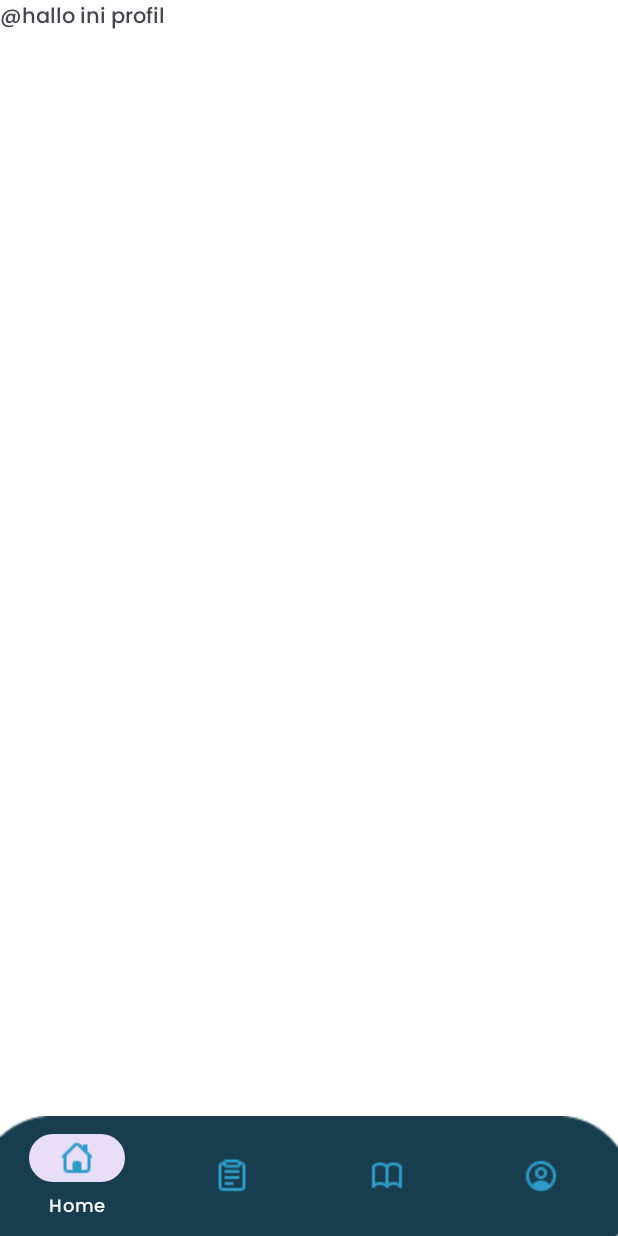
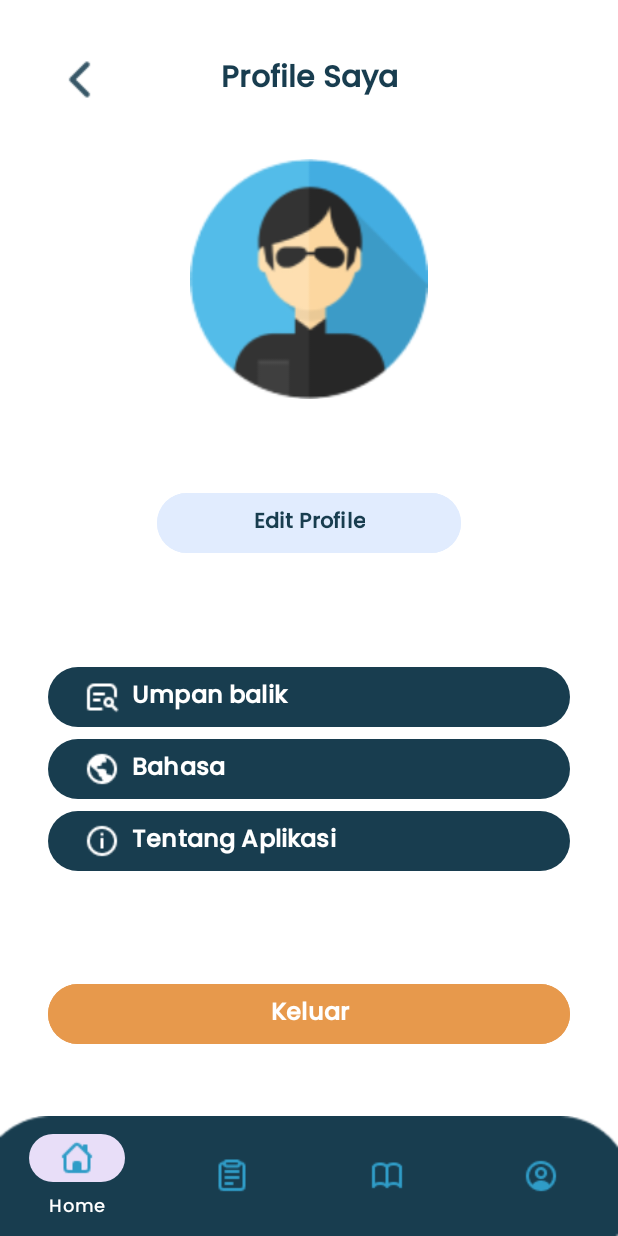
Before and after one commit to PersonaWay/Mobile-Development, an Android app: the fragment ProfileFragment placed in its activity, on a phone screen of 412 x 824 dp. Run offline under Robolectric (Android 15) with nearby library versions, the phone set to English and light mode, and no system bars; our stand-ins replace Firebase (no records; nobody signed in at launch, a user with empty details on screens opened directly).

Commit message:
Create Profile Fragment

```diff
--- a/app/src/main/java/com/capstone/personaway/ui/ProfileFragment.kt
+++ b/app/src/main/java/com/capstone/personaway/ui/ProfileFragment.kt
@@ -1,21 +1,64 @@
 package com.capstone.personaway.ui
 
+import android.content.Intent
 import android.os.Bundle
-import androidx.fragment.app.Fragment
 import android.view.LayoutInflater
 import android.view.View
 import android.view.ViewGroup
-import com.capstone.personaway.R
+import androidx.fragment.app.Fragment
+import com.capstone.personaway.databinding.FragmentProfileBinding
+import com.google.firebase.auth.FirebaseAuth
+import com.google.firebase.auth.ktx.auth
+import com.google.firebase.ktx.Firebase
 
 class ProfileFragment : Fragment() {
 
+    private var _binding: FragmentProfileBinding? = null
+    private val binding get() = _binding!!
+    private lateinit var auth: FirebaseAuth
 
     override fun onCreateView(
         inflater: LayoutInflater, container: ViewGroup?,
         savedInstanceState: Bundle?
-    ): View? {
-        // Inflate the layout for this fragment
-        return inflater.inflate(R.layout.fragment_profile, container, false)
+    ): View {
+        _binding = FragmentProfileBinding.inflate(inflater, container, false)
+        return binding.root
     }
 
+    override fun onViewCreated(view: View, savedInstanceState: Bundle?) {
+        super.onViewCreated(view, savedInstanceState)
+        setupAction()
+    }
+
+    private fun setupAction() {
+        auth = Firebase.auth
+
+        // Set user name
+        binding.tvName.text = auth.currentUser?.displayName ?: "User"
+
+        // Back button action
+        binding.ibBack.setOnClickListener {
+            requireActivity().onBackPressedDispatcher.onBackPressed()
+        }
+
+        // Navigate to EditProfileActivity
+        binding.btnEdit.setOnClickListener {
+            val intent = Intent(requireContext(), EditProfileActivity::class.java)
+            startActivity(intent)
+        }
+
+        // Logout action
+        binding.btnLogout.setOnClickListener {
+            auth.signOut()
+            val intent = Intent(requireContext(), LoginActivity::class.java)
+            intent.addFlags(Intent.FLAG_ACTIVITY_CLEAR_TOP or Intent.FLAG_ACTIVITY_NEW_TASK)
+            startActivity(intent)
+            requireActivity().finish()
+        }
+    }
+
+    override fun onDestroyView() {
+        super.onDestroyView()
+        _binding = null
+    }
 }
--- a/app/src/main/res/layout/fragment_profile.xml
+++ b/app/src/main/res/layout/fragment_profile.xml
@@ -1,14 +1,130 @@
 <?xml version="1.0" encoding="utf-8"?>
-<FrameLayout xmlns:android="http://schemas.android.com/apk/res/android"
+<androidx.constraintlayout.widget.ConstraintLayout xmlns:android="http://schemas.android.com/apk/res/android"
+    xmlns:app="http://schemas.android.com/apk/res-auto"
     xmlns:tools="http://schemas.android.com/tools"
     android:layout_width="match_parent"
     android:layout_height="match_parent"
-    tools:context=".ui.ProfileFragment">
+    tools:context=".ui.ProfileFragment"
+    android:padding="32dp">
 
-    <!-- TODO: Update blank fragment layout -->
+    <ImageButton
+        android:id="@+id/ibBack"
+        android:layout_width="wrap_content"
+        android:layout_height="wrap_content"
+        android:background="@null"
+        android:src="@drawable/ic_back"
+        app:layout_constraintStart_toStartOf="parent"
+        app:layout_constraintTop_toTopOf="parent"
+        tools:layout_editor_absoluteX="32dp" />
+
     <TextView
+        android:id="@+id/tvProfile"
+        android:layout_width="wrap_content"
+        android:layout_height="wrap_content"
+        android:text="Profile Saya"
+        android:textSize="20sp"
+        android:textColor="@color/primary"
+        android:textStyle="bold"
+        app:layout_constraintStart_toStartOf="parent"
+        app:layout_constraintEnd_toEndOf="parent"
+        app:layout_constraintTop_toTopOf="@id/ibBack"
+        app:layout_constraintBottom_toBottomOf="@id/ibBack" />
+
+    <ImageView
+        android:id="@+id/ivProfile"
+        android:layout_width="160dp"
+        android:layout_height="160dp"
+        android:src="@drawable/ic_profile"
+        app:layout_constraintTop_toBottomOf="@id/ibBack"
+        app:layout_constraintStart_toStartOf="parent"
+        app:layout_constraintEnd_toEndOf="parent"
+        android:layout_marginTop="32dp"/>
+
+    <TextView
+        android:id="@+id/tvName"
+        android:layout_width="wrap_content"
+        android:layout_height="wrap_content"
+        android:text="Nama"
+        android:textSize="16sp"
+        android:textColor="@color/primary"
+        android:textStyle="bold"
+        app:layout_constraintTop_toBottomOf="@id/ivProfile"
+        app:layout_constraintStart_toStartOf="parent"
+        app:layout_constraintEnd_toEndOf="parent"
+        android:layout_marginTop="32dp"/>
+
+    <Button
+        android:id="@+id/btnEdit"
+        android:layout_width="wrap_content"
+        android:layout_height="wrap_content"
+        android:text="Edit Profile"
+        android:textSize="14sp"
+        android:textStyle="bold"
+        android:paddingHorizontal="64dp"
+        android:backgroundTint="@color/thirdcolor"
+        android:textColor="@color/primary"
+        app:layout_constraintTop_toBottomOf="@id/tvName"
+        app:layout_constraintStart_toStartOf="parent"
+        app:layout_constraintEnd_toEndOf="parent" />
+
+    <LinearLayout
+        android:id="@+id/llProfile"
         android:layout_width="match_parent"
-        android:layout_height="match_parent"
-        android:text="@hallo ini profil" />
+        android:layout_height="wrap_content"
+        android:orientation="vertical"
+        app:layout_constraintTop_toBottomOf="@id/btnEdit"
+        app:layout_constraintStart_toStartOf="parent"
+        app:layout_constraintEnd_toEndOf="parent"
+        app:layout_constraintBottom_toTopOf="@id/btnLogout">
 
-</FrameLayout>
+        <Button
+            android:id="@+id/btnFeedback"
+            android:layout_width="match_parent"
+            android:layout_height="wrap_content"
+            android:text="Umpan balik"
+            android:textSize="16sp"
+            android:textColor="@color/white"
+            android:textStyle="bold"
+            android:textAlignment="textStart"
+            android:drawableLeft="@drawable/ic_feedback"/>
+
+        <Button
+            android:id="@+id/btnLanguage"
+            android:layout_width="match_parent"
+            android:layout_height="wrap_content"
+            android:text="Bahasa"
+            android:textSize="16sp"
+            android:textColor="@color/white"
+            android:textStyle="bold"
+            android:textAlignment="textStart"
+            android:drawableLeft="@drawable/ic_language"/>
+
+        <Button
+            android:id="@+id/btnAbout"
+            android:layout_width="match_parent"
+            android:layout_height="wrap_content"
+            android:text="Tentang Aplikasi"
+            android:textSize="16sp"
+            android:textColor="@color/white"
+            android:textStyle="bold"
+            android:textAlignment="textStart"
+            android:drawableLeft="@drawable/ic_about"/>
+
+    </LinearLayout>
+
+    <Button
+        android:id="@+id/btnLogout"
+        android:layout_width="0dp"
+        android:layout_height="wrap_content"
+        android:layout_marginBottom="92dp"
+        android:backgroundTint="#E7994C"
+        android:text="Keluar"
+        android:textColor="@color/white"
+        android:textSize="16sp"
+        android:textStyle="bold"
+        app:layout_constraintBottom_toBottomOf="parent"
+        app:layout_constraintEnd_toEndOf="parent"
+        app:layout_constraintHorizontal_bias="0.0"
+        app:layout_constraintStart_toStartOf="parent" />
+
+</androidx.constraintlayout.widget.ConstraintLayout>
```
Also changed, not shown: app/src/main/java/com/capstone/personaway/ui/ProfileActivity.kt (deleted, +0 -44 lines), app/src/main/res/layout/activity_profile.xml (deleted, +0 -127 lines).
